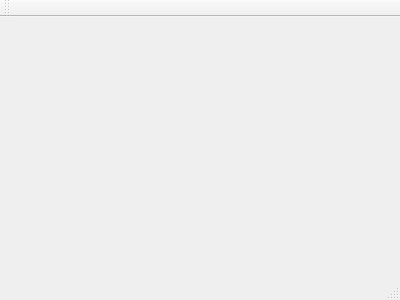
andrewrk/ruff, file mainwindow.ui: the form before one commit.
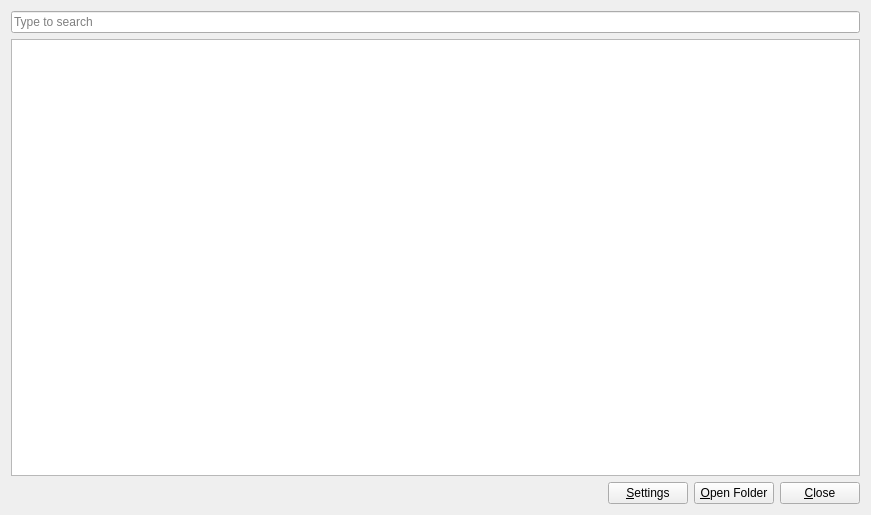
The form after the commit.

Commit message: design some forms

What changed in the file:
```diff
--- a/mainwindow.ui
+++ b/mainwindow.ui
@@ -1,24 +1,80 @@
 <ui version="4.0">
  <class>MainWindow</class>
- <widget class="QMainWindow" name="MainWindow" >
-  <property name="geometry" >
+ <widget class="QMainWindow" name="MainWindow">
+  <property name="geometry">
    <rect>
     <x>0</x>
     <y>0</y>
-    <width>400</width>
-    <height>300</height>
+    <width>871</width>
+    <height>515</height>
    </rect>
   </property>
   <property name="windowTitle" >
    <string>MainWindow</string>
   </property>
-  <widget class="QMenuBar" name="menuBar" />
-  <widget class="QToolBar" name="mainToolBar" />
-  <widget class="QWidget" name="centralWidget" />
-  <widget class="QStatusBar" name="statusBar" />
+  <widget class="QWidget" name="centralWidget">
+   <layout class="QVBoxLayout" name="verticalLayout">
+    <item>
+     <widget class="QLineEdit" name="searchBox">
+      <property name="text">
+       <string/>
+      </property>
+      <property name="placeholderText">
+       <string>Type to search</string>
+      </property>
+     </widget>
+    </item>
+    <item>
+     <widget class="QTableWidget" name="tableWidget"/>
+    </item>
+    <item>
+     <layout class="QHBoxLayout" name="horizontalLayout">
+      <item>
+       <spacer name="horizontalSpacer">
+        <property name="orientation">
+         <enum>Qt::Horizontal</enum>
+        </property>
+        <property name="sizeHint" stdset="0">
+         <size>
+          <width>40</width>
+          <height>20</height>
+         </size>
+        </property>
+       </spacer>
+      </item>
+      <item>
+       <widget class="QPushButton" name="settingsButton">
+        <property name="text">
+         <string>&amp;Settings</string>
+        </property>
+       </widget>
+      </item>
+      <item>
+       <widget class="QPushButton" name="openButton">
+        <property name="toolTip">
+         <string>(Enter Key)</string>
+        </property>
+        <property name="text">
+         <string>&amp;Open Folder</string>
+        </property>
+       </widget>
+      </item>
+      <item>
+       <widget class="QPushButton" name="closeButton">
+        <property name="toolTip">
+         <string>(Escape Key)</string>
+        </property>
+        <property name="text">
+         <string>&amp;Close</string>
+        </property>
+       </widget>
+      </item>
+     </layout>
+    </item>
+   </layout>
+  </widget>
  </widget>
- <layoutDefault spacing="6" margin="11" />
- <pixmapfunction></pixmapfunction>
+ <layoutdefault spacing="6" margin="11"/>
  <resources/>
  <connections/>
 </ui>
```
Left out of the diff: 3 changed lines with no effect on the pictures. The commit also changes 4 other files.
